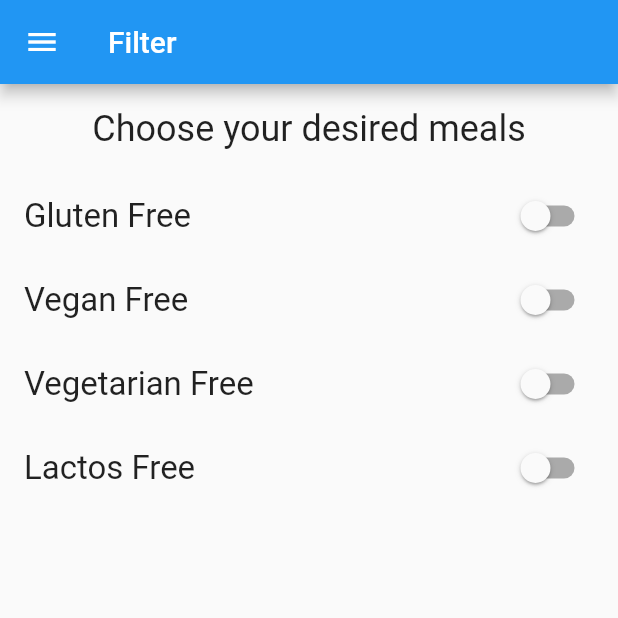
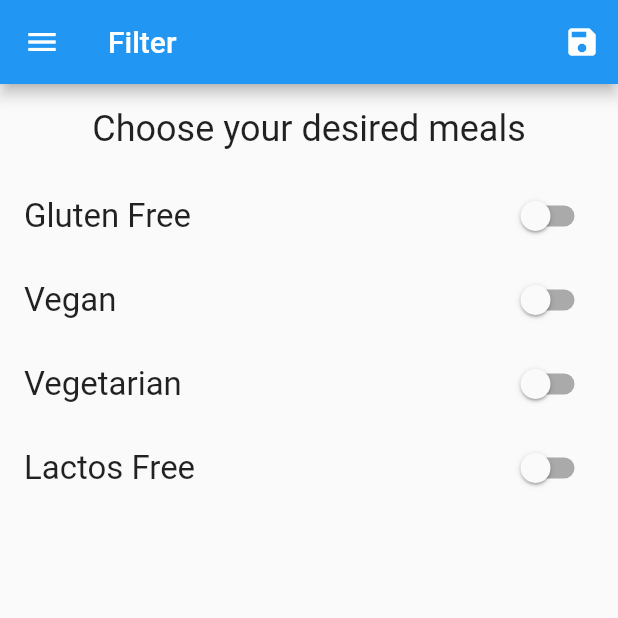
Before and after one commit to CPAD-Kishoreganj/recipies, a Flutter app: the FilterScreen screen opened by its route, on a phone screen of 412 x 824 dp, the top half of it. Run offline on Flutter 3.47's test engine with Material 2 defaults, Android fonts, the phone set to English and light mode, and no system bars.

Commit message:
save filter function

```diff
--- a/lib/main.dart
+++ b/lib/main.dart
@@ -1,4 +1,6 @@
 import 'package:flutter/material.dart';
+import 'package:recipies/data/category.dart';
+import 'package:recipies/models/meal.dart';
 import 'package:recipies/screens/category_details_screen.dart';
 import 'package:recipies/screens/filter_screen.dart';
 import 'package:recipies/screens/meal_details.dart';
@@ -10,8 +12,28 @@ void main() {
   runApp(const MyApp());
 }
 
-class MyApp extends StatelessWidget {
+class MyApp extends StatefulWidget {
   const MyApp({Key? key}) : super(key: key);
+
+  @override
+  State<MyApp> createState() => _MyAppState();
+}
+
+class _MyAppState extends State<MyApp> {
+  Map<String, bool> filters = {
+    'gluten': false,
+    'vegan': false,
+    'lactose': false,
+    'vegetarian': false,
+  };
+
+  List<Meal> availableMeals = dummyMeals;
+
+  void setFilters(Map<String, bool> filterData) {
+    setState(() {
+      filters = filterData;
+    });
+  }
 
   @override
   Widget build(BuildContext context) {
@@ -24,9 +46,12 @@ class MyApp extends StatelessWidget {
       // home: CategoryScreen(),
       routes: {
         '/': (context) => TabScreen(),
-        FilterScreen.routeName: (context) => FilterScreen(),
+        FilterScreen.routeName: (context) =>
+            FilterScreen(setFilters: setFilters),
         CategoryScreen.routeName: (context) => CategoryScreen(),
-        CategoryDetailsScreen.routeName: (context) => CategoryDetailsScreen(),
+        CategoryDetailsScreen.routeName: (context) => CategoryDetailsScreen(
+              availableMeals: availableMeals,
+            ),
         MealDetails.routName: (context) => MealDetails(),
       },
       onUnknownRoute: (settings) {
--- a/lib/screens/filter_screen.dart
+++ b/lib/screens/filter_screen.dart
@@ -5,7 +5,8 @@ import 'package:recipies/widgets/my_drawer.dart';
 
 class FilterScreen extends StatefulWidget {
   static const routeName = 'filter-screen';
-  const FilterScreen({Key? key}) : super(key: key);
+  Function setFilters;
+  FilterScreen({Key? key, required this.setFilters}) : super(key: key);
 
   @override
   State<FilterScreen> createState() => _FilterScreenState();
@@ -13,8 +14,8 @@ class FilterScreen extends StatefulWidget {
 
 class _FilterScreenState extends State<FilterScreen> {
   bool _isGlutenFree = false;
-  bool _isVeganFree = false;
-  bool _isVegetarianFree = false;
+  bool _isVegan = false;
+  bool _isVegetarian = false;
   bool _isLactoseFree = false;
 
   Widget buildSwitchListTile(
@@ -37,6 +38,14 @@ class _FilterScreenState extends State<FilterScreen> {
     return Scaffold(
       appBar: AppBar(
         title: Text('Filter'),
+        actions: [
+          IconButton(
+            onPressed: () {
+              widget.setFilters;
+            },
+            icon: Icon(Icons.save),
+          ),
+        ],
       ),
       drawer: MyDrawer(),
       body: Column(
@@ -62,20 +71,20 @@ class _FilterScreenState extends State<FilterScreen> {
                   },
                 ),
                 buildSwitchListTile(
-                  'Vegan Free',
-                  _isVeganFree,
+                  'Vegan',
+                  _isVegan,
                   (newValue) {
                     setState(() {
-                      _isVeganFree = newValue;
+                      _isVegan = newValue;
                     });
                   },
                 ),
                 buildSwitchListTile(
-                  'Vegetarian Free',
-                  _isVegetarianFree,
+                  'Vegetarian',
+                  _isVegetarian,
                   (newValue) {
                     setState(() {
-                      _isVegetarianFree = newValue;
+                      _isVegetarian = newValue;
                     });
                   },
                 ),
```
Also changed, not shown: lib/screens/category_details_screen.dart (+8 -2 lines).
